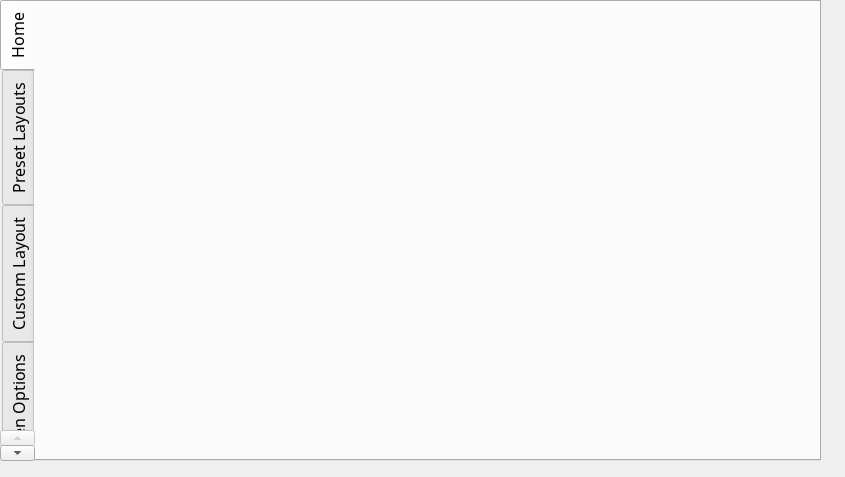
This is UniversalGamingApp/mainwindow.ui in wicked-rose/UniversalGaming as Qt 5 draws it before an edit. The edited form follows.
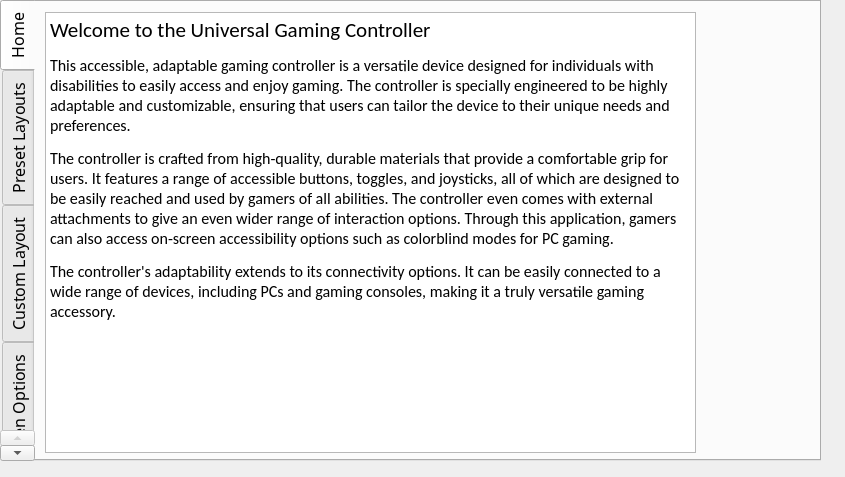
This is the edited form. The open tabs and pages were chosen to show the change. Icons and pictures are not drawn. Custom widgets are drawn as their Qt base class.

Commit message: added diagrams to layouts tab

Diff of the .ui file:
```diff
--- a/UniversalGamingApp/mainwindow.ui
+++ b/UniversalGamingApp/mainwindow.ui
@@ -58,6 +58,39 @@
      <attribute name="title">
       <string>Home</string>
      </attribute>
+     <widget class="QTextEdit" name="textEdit">
+      <property name="geometry">
+       <rect>
+        <x>10</x>
+        <y>10</y>
+        <width>651</width>
+        <height>441</height>
+       </rect>
+      </property>
+      <property name="font">
+       <font>
+        <family>Calibri</family>
+        <pointsize>12</pointsize>
+        <bold>false</bold>
+       </font>
+      </property>
+      <property name="readOnly">
+       <bool>true</bool>
+      </property>
+      <property name="html">
+       <string>&lt;!DOCTYPE HTML PUBLIC &quot;-//W3C//DTD HTML 4.0//EN&quot; &quot;http://www.w3.org/TR/REC-html40/strict.dtd&quot;&gt;
+&lt;html&gt;&lt;head&gt;&lt;meta name=&quot;qrichtext&quot; content=&quot;1&quot; /&gt;&lt;meta charset=&quot;utf-8&quot; /&gt;&lt;style type=&quot;text/css&quot;&gt;
+p, li { white-space: pre-wrap; }
+hr { height: 1px; border-width: 0; }
+li.unchecked::marker { content: &quot;\2610&quot;; }
+li.checked::marker { content: &quot;\2612&quot;; }
+&lt;/style&gt;&lt;/head&gt;&lt;body style=&quot; font-family:'Calibri'; font-size:12pt; font-weight:400; font-style:normal;&quot;&gt;
+&lt;p style=&quot; margin-top:12px; margin-bottom:12px; margin-left:0px; margin-right:0px; -qt-block-indent:0; text-indent:0px;&quot;&gt;&lt;span style=&quot; font-family:'Segoe UI'; font-size:16pt;&quot;&gt;Welcome to the Universal Gaming Controller&lt;/span&gt;&lt;/p&gt;
+&lt;p style=&quot; margin-top:12px; margin-bottom:12px; margin-left:0px; margin-right:0px; -qt-block-indent:0; text-indent:0px;&quot;&gt;&lt;span style=&quot; font-family:'Segoe UI';&quot;&gt;This accessible, adaptable gaming controller is a versatile device designed for individuals with disabilities to easily access and enjoy gaming. The controller is specially engineered to be highly adaptable and customizable, ensuring that users can tailor the device to their unique needs and preferences.&lt;/span&gt;&lt;/p&gt;
+&lt;p style=&quot; margin-top:12px; margin-bottom:12px; margin-left:0px; margin-right:0px; -qt-block-indent:0; text-indent:0px;&quot;&gt;&lt;span style=&quot; font-family:'Segoe UI';&quot;&gt;The controller is crafted from high-quality, durable materials that provide a comfortable grip for users. It features a range of accessible buttons, toggles, and joysticks, all of which are designed to be easily reached and used by gamers of all abilities. The controller even comes with external attachments to give an even wider range of interaction options. Through this application, gamers can also access on-screen accessibility options such as colorblind modes for PC gaming.&lt;/span&gt;&lt;/p&gt;
+&lt;p style=&quot; margin-top:12px; margin-bottom:12px; margin-left:0px; margin-right:0px; -qt-block-indent:0; text-indent:0px;&quot;&gt;&lt;span style=&quot; font-family:'Segoe UI';&quot;&gt;The controller's adaptability extends to its connectivity options. It can be easily connected to a wide range of devices, including PCs and gaming consoles, making it a truly versatile gaming accessory.&lt;/span&gt;&lt;/p&gt;&lt;/body&gt;&lt;/html&gt;</string>
+      </property>
+     </widget>
     </widget>
     <widget class="QWidget" name="PresetTab">
      <attribute name="title">
```
Left out of the diff: 2 changed lines with no effect on the pictures. The commit also changes 3 other files.
